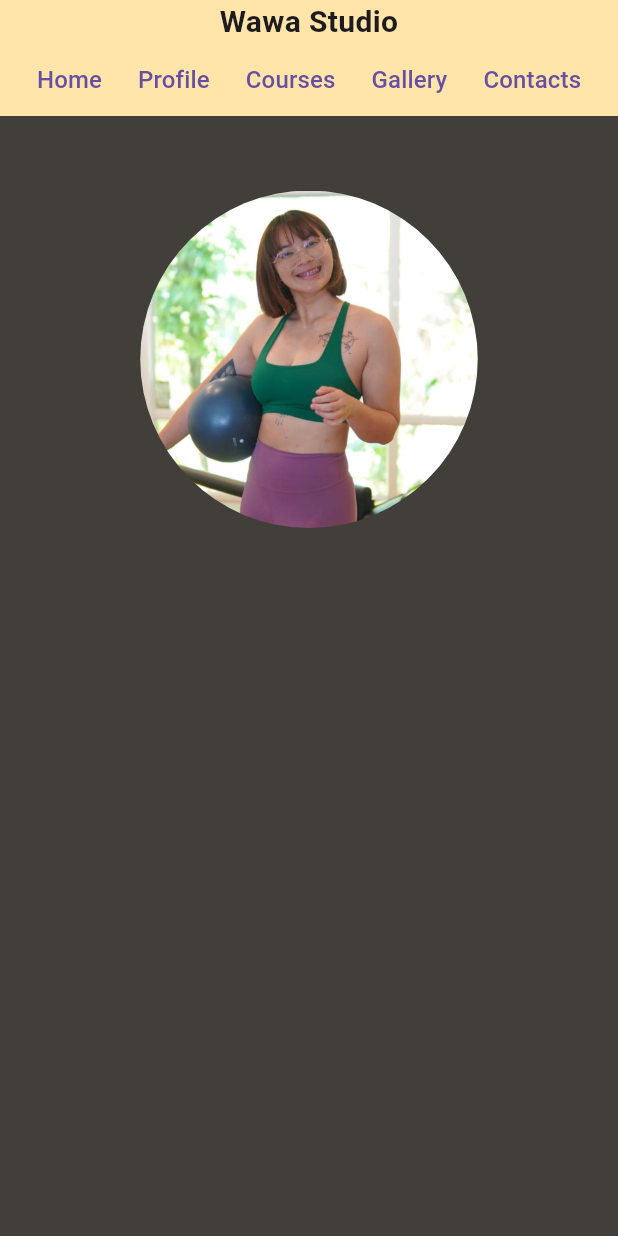
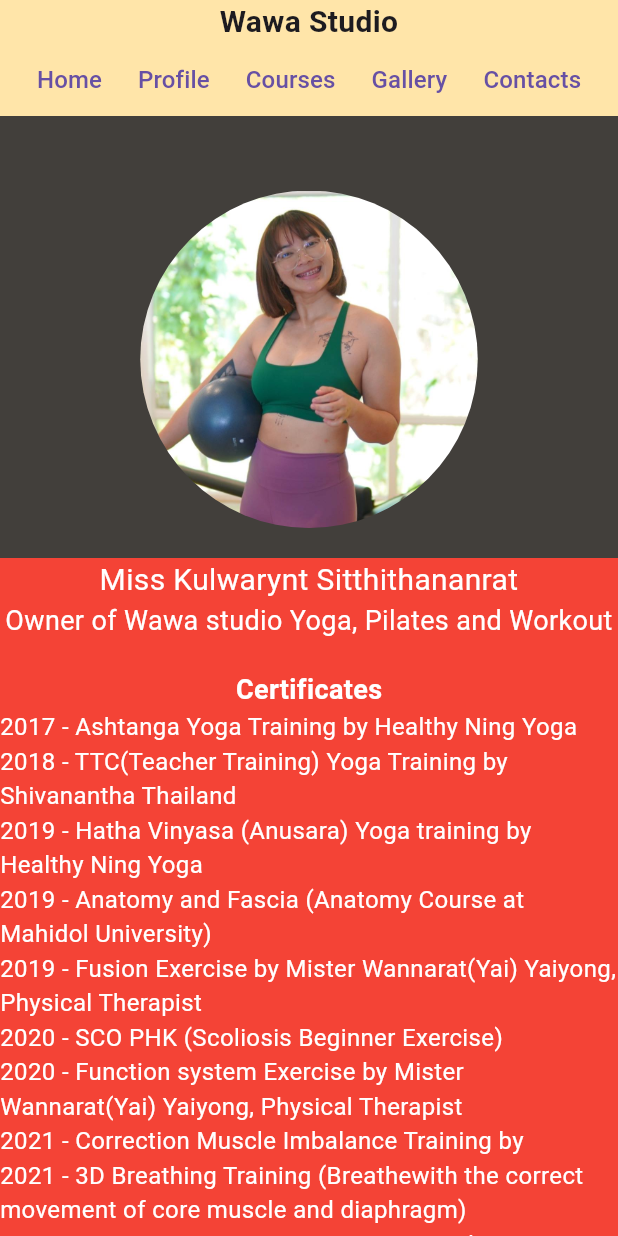
Before and after one commit to Scorpio0712/wawa_studio, a Flutter app: the ProfilePage screen opened by its route, on a phone screen of 412 x 824 dp. Run offline on Flutter 3.47's test engine with Material 3 defaults, Android fonts, the light colour scheme and no system bars; our stand-ins replace carousel_slider.

Commit message:
continue profile page

```diff
--- a/lib/frontend/profile_page.dart
+++ b/lib/frontend/profile_page.dart
@@ -13,7 +13,8 @@
   Widget build(BuildContext context) {
     return Scaffold(
         backgroundColor: AppColor.luxuryBlack,
-      body: Column(children: [
+        body: SingleChildScrollView(
+          child: Column(children: [
             Container(
               width: MediaQuery.of(context).size.width,
               decoration: BoxDecoration(
@@ -81,25 +82,80 @@
               height: 50,
             ),
             Column(
-          mainAxisAlignment: MainAxisAlignment.center,
-          crossAxisAlignment: CrossAxisAlignment.center,
               children: <Widget>[
                 Container(
                   height: 225,
                   width: 225,
                   decoration: BoxDecoration(
-                  border: Border.all( style: BorderStyle.none),
+                      border: Border.all(style: BorderStyle.none),
                       shape: BoxShape.circle,
-
-                  image: DecorationImage(
+                      image: const DecorationImage(
                           fit: BoxFit.fill,
                           image: AssetImage(
                             'assets/image/pic_3.jpg',
                           ))),
+                ),
+                const SizedBox(height: 20),
+                Container(
+                  width: MediaQuery.of(context).size.width,
+                  decoration: const BoxDecoration(color: Colors.red),
+                  child: const Column(children: <Widget>[
+                    Column(
+                      mainAxisSize: MainAxisSize.max,
+                      children: <Widget>[
+                        Text(
+                          'Miss Kulwarynt Sitthithananrat',
+                          style: TextStyle(
+                            color: Colors.white,
+                            fontSize: 20,
+                          ),
+                          textAlign: TextAlign.center,
+                        ),
+                        Text(
+                          'Owner of Wawa studio Yoga, Pilates and Workout',
+                          style: TextStyle(color: Colors.white, fontSize: 18),
+                          textAlign: TextAlign.center,
+                        ),
+                      ],
+                    ),
+                    SizedBox(
+                      height: 20,
+                    ),
+                    Column(
+                      children: <Widget>[
+                        Text(
+                          'Certificates',
+                          style: TextStyle(
+                              color: Colors.white,
+                              fontSize: 18,
+                              fontWeight: FontWeight.bold),
+                        ),
+                        Text(
+                          '2017 - Ashtanga Yoga Training by Healthy Ning Yoga\n'
+                          '2018 - TTC(Teacher Training) Yoga Training by Shivanantha Thailand\n'
+                          '2019 - Hatha Vinyasa (Anusara) Yoga training by Healthy Ning Yoga\n'
+                          '2019 - Anatomy and Fascia (Anatomy Course at Mahidol University)\n'
+                          '2019 - Fusion Exercise by Mister Wannarat(Yai) Yaiyong, Physical Therapist\n'
+                          '2020 - SCO PHK (Scoliosis Beginner Exercise)\n'
+                          '2020 - Function system Exercise by Mister Wannarat(Yai) Yaiyong, Physical Therapist\n'
+                          '2021 - Correction Muscle Imbalance Training by\n'
+                          '2021 - 3D Breathing Training (Breathewith the correct movement of core muscle and diaphragm)\n'
+                          '2022 - Posture Connection Course at Huachiew Chalermprakiet University\n'
+                          '2022 - Sport Massage for Upper and Lower body parts at Fixme Medical and Physiotherapy Clinic\n'
+                          '2022 - PESA Personal Trainer Course\n'
+                          '2023 - Rehab Exercise Pilates Course (Based on movement subsystem) and DNS Exercise (Suitable for patients with Ortho and Neuro Parkinson Diseases)',
+                          style: TextStyle(
+                            color: Colors.white,
+                            fontSize: 16,
+                          ),
+                        )
+                      ],
+                    ),
+                  ]),
                 )
               ],
             )
           ]),
-    );
+        ));
   }
 }
```
Lines whose indentation alone changed are shown as unchanged.
